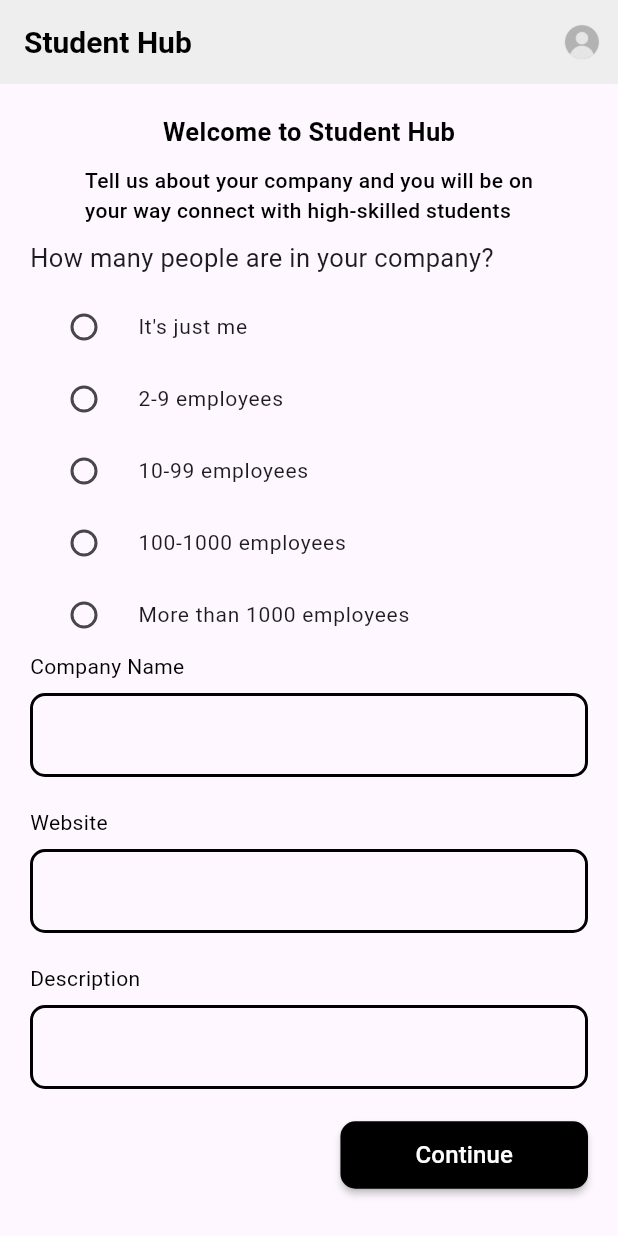
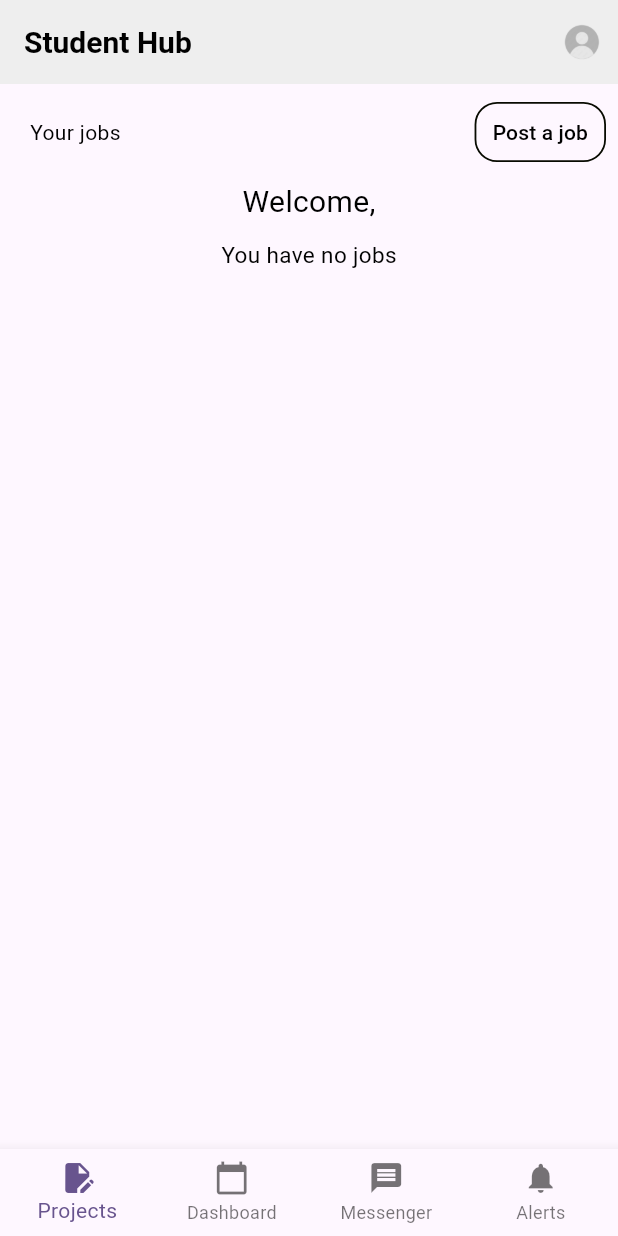
Before and after one commit to Hutavi/final_project_mobile, a Flutter app: the screen it shows after launch, on a phone screen of 412 x 824 dp. Run offline on Flutter 3.47's test engine with Material 3 defaults, Android fonts, the light colour scheme and no system bars; our stand-ins replace dio, flutter_dotenv.

Commit message:
dashboard

```diff
--- a/student_hub/lib/main.dart
+++ b/student_hub/lib/main.dart
@@ -1,6 +1,7 @@
 import 'package:flutter/material.dart';
 import 'package:student_hub/screens/switch_account_page/switch_account.dart';
 import 'package:student_hub/screens/profile_page/profile_input_company.dart';
+import 'package:student_hub/screens/dashboard/dashboard.dart';
 void main() {
   runApp(const MyApp());
 }
@@ -33,7 +34,8 @@
         useMaterial3: true,
       ),
       // home: SwitchAccount(),
-      home: ProfileInput(),
+      // home: ProfileInput(),
+      home: Dashboard(),
     );
   }
 }
--- /dev/null
+++ b/student_hub/lib/screens/dashboard/bottomNavigationBar.dart
@@ -0,0 +1,42 @@
+import 'package:flutter/material.dart';
+
+class bottomNavigationBar extends StatefulWidget {
+  const bottomNavigationBar({super.key});
+
+  @override
+  State<bottomNavigationBar> createState() => _bottomNavigationBarState();
+}
+
+class _bottomNavigationBarState extends State<bottomNavigationBar> {
+  int _currentIndex = 0;
+
+  @override
+  Widget build(BuildContext context) {
+    return BottomNavigationBar(
+      type: BottomNavigationBarType.fixed,
+      currentIndex: _currentIndex,
+      onTap: (int index) {
+        setState(() {
+          _currentIndex = index;
+        });
+      },
+      items: const <BottomNavigationBarItem>[
+        BottomNavigationBarItem(
+          icon: Icon(Icons.edit_document),
+          label: 'Projects',
+        ),
+        BottomNavigationBarItem(
+          icon: Icon(Icons.calendar_today),
+          label: 'Dashboard',
+        ),
+        BottomNavigationBarItem(
+          icon: Icon(Icons.message),
+          label: 'Messenger',
+        ),BottomNavigationBarItem(
+          icon: Icon(Icons.notifications),
+          label: 'Alerts',
+        ),
+      ],
+    );
+  }
+}
--- /dev/null
+++ b/student_hub/lib/screens/dashboard/dashboard.dart
@@ -0,0 +1,122 @@
+import 'package:flutter/material.dart';
+import 'package:student_hub/screens/dashboard/bottomNavigationBar.dart';
+
+class Dashboard extends StatefulWidget {
+  const Dashboard({super.key});
+
+  @override
+  State<Dashboard> createState() => _DashboardState();
+}
+
+class _DashboardState extends State<Dashboard> {
+  int _currentIndex = 0;
+
+  @override
+  Widget build(BuildContext context) {
+    return Scaffold(
+      appBar: const _AppBar(),
+      body: Column(
+        children: [
+          Row(
+            mainAxisAlignment: MainAxisAlignment.spaceBetween,
+            children: [
+              Container(
+                padding: const EdgeInsets.fromLTRB(
+                    20, 10, 0, 10), // Đặt lề cho Container
+                child: const Text(
+                  "Your jobs",
+                  style: TextStyle(color: Colors.black),
+                ),
+              ),
+              ButtonBar(
+                children: <Widget>[
+                  TextButton(
+                      onPressed: () {},
+                      style: ButtonStyle(
+                        shadowColor: MaterialStateProperty.all<Color>(
+                            Colors.grey), // Màu đổ bóng
+                        shape:
+                            MaterialStateProperty.all<RoundedRectangleBorder>(
+                                RoundedRectangleBorder(
+                                    borderRadius: BorderRadius.circular(
+                                        15.0))), // Bo tròn góc
+                        side: MaterialStateProperty.all<BorderSide>(
+                          const BorderSide(
+                            color:
+                                Color.fromARGB(255, 8, 11, 1), // Màu đường viền
+                            width: 1.2, // Độ dày của đường viền
+                          ),
+                        ),
+                      ),
+                      child: const Text(
+                        'Post a job',
+                        style: TextStyle(color: Colors.black),
+                      )),
+                ],
+              ),
+            ],
+          ),
+          const Row(
+            mainAxisAlignment:
+                MainAxisAlignment.center, // Đặt alignment theo chiều ngang
+            crossAxisAlignment:
+                CrossAxisAlignment.start, // Đặt alignment theo chiều dọc
+            children: <Widget>[
+              Column(
+                mainAxisAlignment:
+                    MainAxisAlignment.center, // Đặt alignment theo chiều dọc
+                children: <Widget>[
+                  Text(
+                    "Welcome,",
+                    style: TextStyle(
+                      color: Colors.black,
+                      fontSize: 20,
+                    ),
+                  ),
+                  SizedBox(height: 10),
+                  Text(
+                    "You have no jobs",
+                    style: TextStyle(
+                      color: Colors.black,
+                      fontSize: 15,
+                    ),
+                    textAlign: TextAlign.center,
+                  ),
+                  SizedBox(height: 20),
+                ],
+              ),
+            ],
+          ),
+        ],
+      ),
+      bottomNavigationBar: const bottomNavigationBar(),
+    );
+  }
+}
+
+class _AppBar extends StatelessWidget implements PreferredSizeWidget {
+  const _AppBar({super.key});
+
+  @override
+  Widget build(BuildContext context) {
+    return AppBar(
+      title: const Text('Student Hub',
+          style: TextStyle(
+              color: Colors.black, fontSize: 20, fontWeight: FontWeight.bold)),
+      backgroundColor: Colors.grey[200],
+      actions: <Widget>[
+        IconButton(
+          icon: SizedBox(
+            width: 25,
+            height: 25,
+            child: Image.asset('lib/assets/images/avatar.png'),
+          ),
+          onPressed: () {},
+        ),
+      ],
+    );
+  }
+
+  @override
+  Size get preferredSize => const Size.fromHeight(kToolbarHeight);
+}
--- a/student_hub/lib/screens/switch_account_page/switch_account.dart
+++ b/student_hub/lib/screens/switch_account_page/switch_account.dart
@@ -2,7 +2,6 @@ import "package:flutter/material.dart";
 import 'package:student_hub/screens/switch_account_page/account_list.dart';
 import 'package:student_hub/data/company_user.dart';
 import 'package:student_hub/screens/switch_account_page/add_account.dart';
-import 'package:student_hub/screens/switch_account_page/show_account.dart';
 import 'package:student_hub/screens/profile_page/profile_input_company.dart';
 
 class SwitchAccount extends StatefulWidget {
```
Also changed, not shown: student_hub/lib/screens/profile_page/profile_input_company.dart (+5 -4 lines), student_hub/lib/screens/welcome_screen.dart (added, +110 -0 lines).
